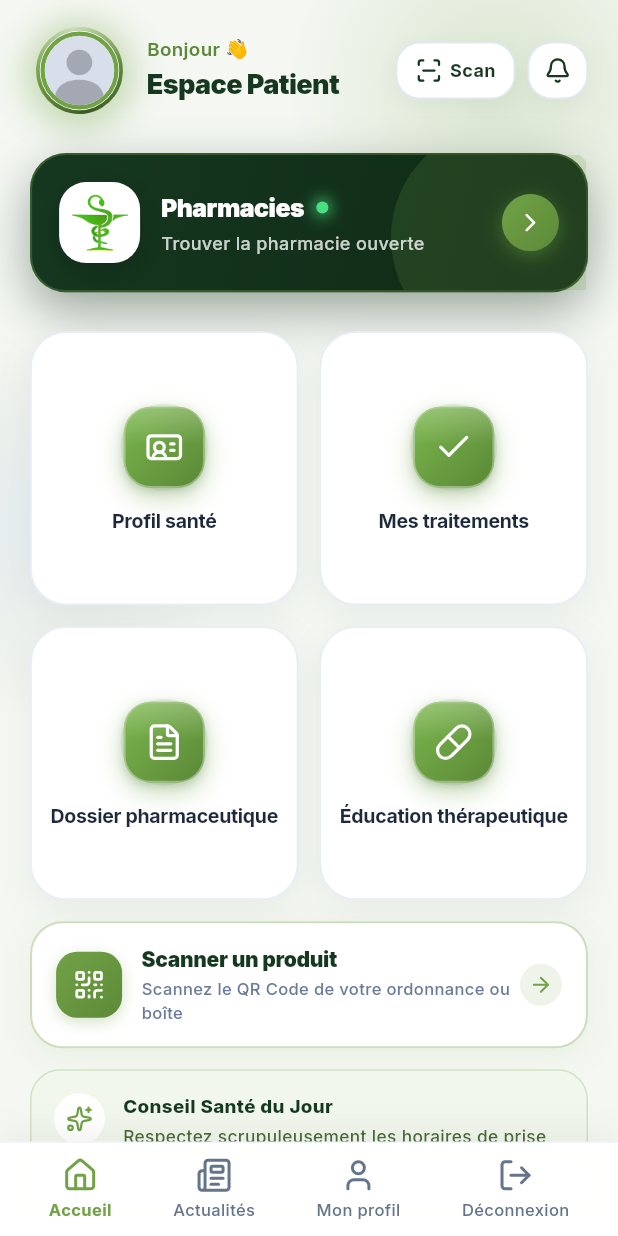
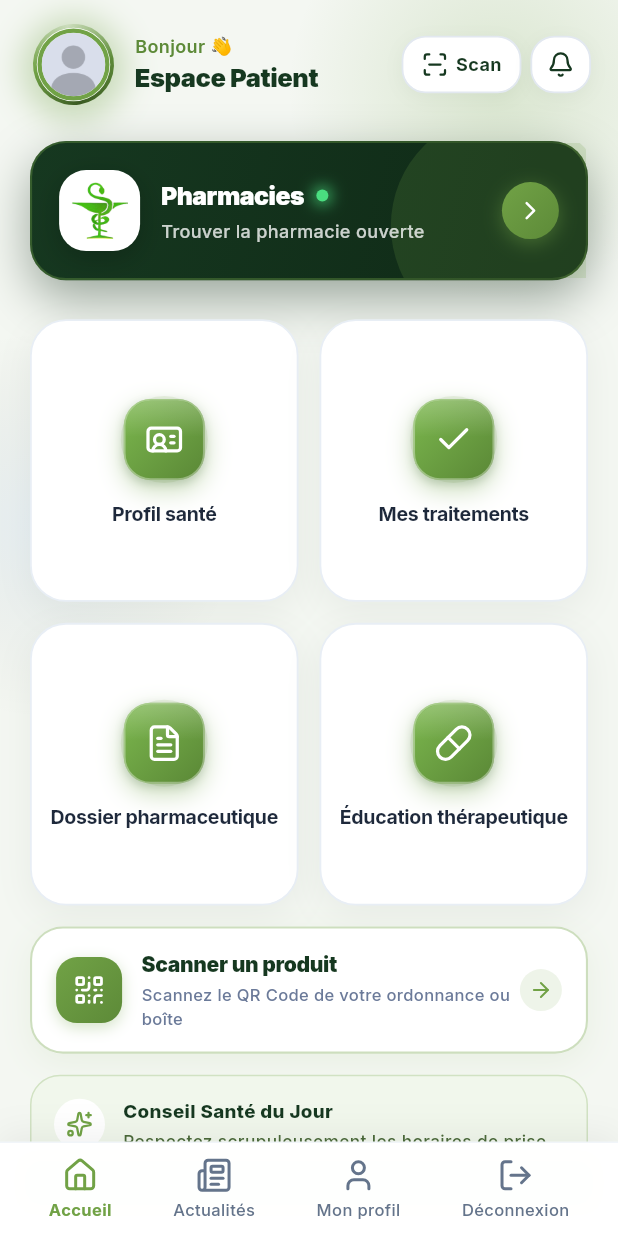
Before and after one commit to moetaz5/flutter_apothicare, a Flutter app: the HomePatientScreen screen opened by its route, on a phone screen of 412 x 824 dp. Run offline on Flutter 3.47's test engine with Material 3 defaults, Android fonts, the light colour scheme and no system bars; drawn by our look-alikes of flutter_animate; our stand-ins replace cached_network_image, dio, file_picker, geolocator, google_fonts, google_maps_flutter and 6 more; missing offline and left inert: google_maps_flutter_android, google_maps_flutter_platform_interface, mobile_scanner, webview_flutter_android; accounts and stored records are empty; network calls fail.

Commit message:
Corriger le dépassement (overflow) de la barre d'en-tête et ajuster l'affichage responsive sur mobile

```diff
--- a/lib/features/home_patient/presentation/home_patient_screen.dart
+++ b/lib/features/home_patient/presentation/home_patient_screen.dart
@@ -152,37 +152,37 @@ class _HomePatientScreenState extends State<HomePatientScreen> {
                 children: [
                   // ─── UNIFIED SLEEK HEADER BAR ───
                   Padding(
-                    padding: const EdgeInsets.fromLTRB(20, 14, 20, 16),
+                    padding: const EdgeInsets.fromLTRB(18, 12, 18, 14),
                     child: Row(
-                      mainAxisAlignment: MainAxisAlignment.spaceBetween,
                       children: [
-                        // User info with glowing avatar
-                        InkWell(
+                        // User info with glowing avatar (Expanded to prevent overflow)
+                        Expanded(
+                          child: InkWell(
                             onTap: () => Navigator.pushNamed(context, AppRoutes.profile),
                             borderRadius: BorderRadius.circular(30),
                             child: Row(
                               children: [
                                 RotatingGlowingAvatar(
                                   user: user,
-                                size: 52,
+                                  size: 48,
                                   showCameraBadge: false,
                                   onTap: () => Navigator.pushNamed(context, AppRoutes.profile),
                                 ),
-                              const SizedBox(width: 12),
-                              Column(
+                                const SizedBox(width: 10),
+                                Expanded(
+                                  child: Column(
                                     crossAxisAlignment: CrossAxisAlignment.start,
-                                children: [
-                                  Row(
+                                    mainAxisSize: MainAxisSize.min,
                                     children: [
                                       Text(
                                         '${_getGreeting()} 👋',
+                                        maxLines: 1,
+                                        overflow: TextOverflow.ellipsis,
                                         style: const TextStyle(
-                                          fontSize: 12.5,
+                                          fontSize: 12,
                                           fontWeight: FontWeight.w600,
                                           color: AppColors.primaryGreenDark,
                                         ),
-                                      ),
-                                    ],
                                       ),
                                       const SizedBox(height: 1),
                                       Text(
@@ -190,27 +190,32 @@ class _HomePatientScreenState extends State<HomePatientScreen> {
                                         maxLines: 1,
                                         overflow: TextOverflow.ellipsis,
                                         style: const TextStyle(
-                                      fontSize: 18,
+                                          fontSize: 17,
                                           fontWeight: FontWeight.w900,
                                           color: AppColors.forestGreen,
-                                      letterSpacing: -0.4,
+                                          letterSpacing: -0.3,
                                         ),
                                       ),
                                     ],
                                   ),
+                                ),
                               ],
+                            ),
                           ),
                         ).animate().fadeIn(duration: 350.ms).slideX(begin: -0.1),
 
+                        const SizedBox(width: 8),
+
                         // Header Actions (Quick Scan & Notifications)
                         Row(
+                          mainAxisSize: MainAxisSize.min,
                           children: [
                             _buildHeaderActionButton(
                               icon: LucideIcons.scanLine,
                               label: 'Scan',
                               onTap: () => Navigator.pushNamed(context, AppRoutes.qrScanner),
                             ),
-                            const SizedBox(width: 8),
+                            const SizedBox(width: 6),
                             _buildHeaderActionButton(
                               icon: LucideIcons.bell,
                               badgeCount: auth.unreadNotifications,
@@ -240,7 +245,7 @@ class _HomePatientScreenState extends State<HomePatientScreen> {
                       crossAxisCount: 2,
                       crossAxisSpacing: 14,
                       mainAxisSpacing: 14,
-                      childAspectRatio: 0.98,
+                      childAspectRatio: 0.95,
                       children: [
                         _buildMenuCard(
                           icon: LucideIcons.idCard,
```
Also changed, not shown: lib/features/home_pharmacien/presentation/home_pharmacien_screen.dart (+21 -16 lines). Lines whose indentation alone changed are shown as unchanged.
